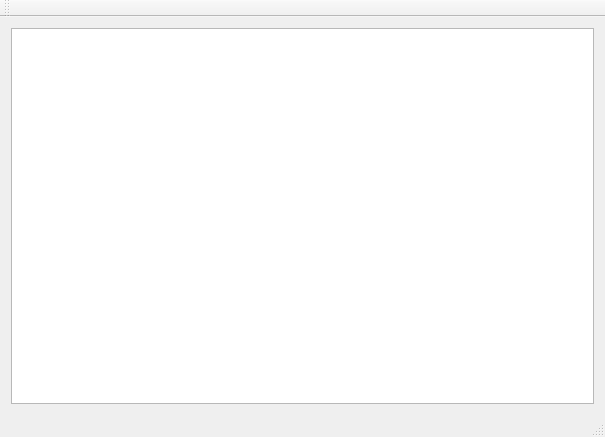
Old version of the form WorkManager/MainWindow.ui in the repository Ulle84/UllesSourceCode.
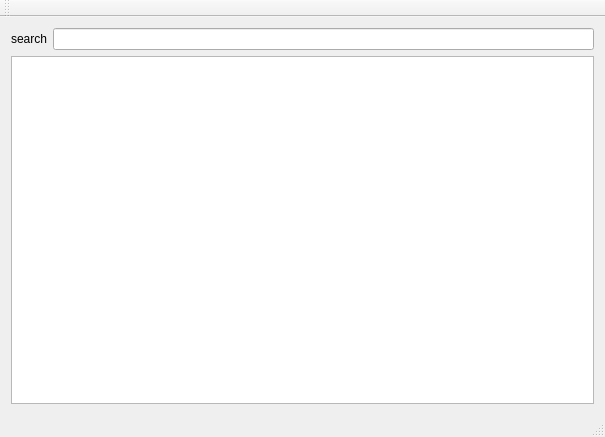
New version of the form.

```diff
--- a/WorkManager/MainWindow.ui
+++ b/WorkManager/MainWindow.ui
@@ -15,6 +15,20 @@
   </property>
   <widget class="QWidget" name="centralWidget">
    <layout class="QVBoxLayout" name="verticalLayout">
+    <item>
+     <layout class="QHBoxLayout" name="horizontalLayout">
+      <item>
+       <widget class="QLabel" name="label">
+        <property name="text">
+         <string>search</string>
+        </property>
+       </widget>
+      </item>
+      <item>
+       <widget class="QLineEdit" name="lineEdit"/>
+      </item>
+     </layout>
+    </item>
     <item>
      <widget class="QTreeView" name="treeView"/>
     </item>
```
